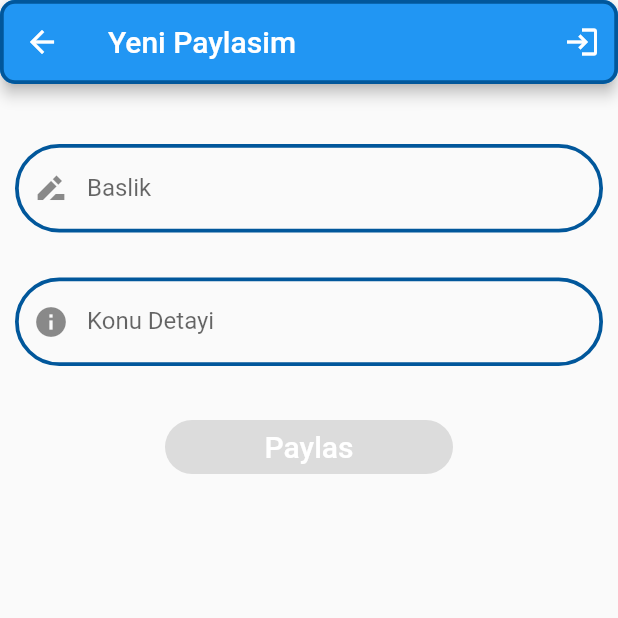
After one commit to erenmalkoc/app-jam-f9, a Flutter app: the AddNewPost screen opened directly, on a phone screen of 412 x 824 dp, the top half of it. The commit adds this screen. Run offline on Flutter 3.47's test engine with Material 2 defaults, Android fonts, the phone set to English and light mode, and no system bars; our stand-ins replace cloud_firestore, firebase_auth, firebase_core, google_fonts; accounts and stored records are empty; Roboto replaces fonts that are missing (Amaranth).

Commit message:
screen revision

```diff
--- a/lib/main.dart
+++ b/lib/main.dart
@@ -74,10 +74,10 @@ class _MyHomePageState extends State<MyHomePage> {
     return Scaffold(
       appBar: null,
       body: HomePage(),
-      floatingActionButton: FloatingActionButton(
+     floatingActionButton: FloatingActionButton(
         onPressed: AuthRepository().signOut,
         tooltip: 'Increment',
-        child: const Icon(Icons.logout),
+       child: const Icon(Icons.logout),
       ), // This trailing comma makes auto-formatting nicer for build methods.
     );
   }
--- /dev/null
+++ b/lib/screens/new_post.dart
@@ -0,0 +1,127 @@
+import 'package:flutter/material.dart';
+import 'package:google_fonts/google_fonts.dart';
+
+class AddNewPost extends StatefulWidget {
+  const AddNewPost({Key? key}) : super(key: key);
+
+  @override
+  State<AddNewPost> createState() => _AddNewPostState();
+}
+
+class _AddNewPostState extends State<AddNewPost> {
+  @override
+  Widget build(BuildContext context) {
+    return Scaffold(
+
+      appBar: AppBar(title: const Text('Yeni Paylasim'),
+        actions: const <Widget>[
+          IconButton(
+              icon:  Icon(
+                Icons.login,
+                color: Colors.white,
+              ),
+              onPressed: null
+          )
+        ],
+        shape:  OutlineInputBorder(
+            borderSide: const BorderSide(color :Color(0XFF01579B),width:2.5),
+            borderRadius: BorderRadius.circular(10)
+        ),
+      ),
+      resizeToAvoidBottomInset: false,
+      body: Container(
+        margin: const EdgeInsets.all(10),
+
+        child: Form(
+          child: Center(
+              child: Form(
+                child: Column(
+                  mainAxisAlignment: MainAxisAlignment.start,
+                  children: [
+
+                    const SizedBox(height: 30),
+                    TextFormField(
+                      autovalidateMode: AutovalidateMode.onUserInteraction,
+                      enableSuggestions: true,
+                      decoration: InputDecoration(
+                        prefixIcon: const Icon(Icons.drive_file_rename_outline_sharp),
+                        enabledBorder: OutlineInputBorder(
+                            borderSide: const BorderSide(color :Color(0XFF01579B),width:2.5),
+                            borderRadius: BorderRadius.circular(30)
+                        ),
+                        focusedBorder: OutlineInputBorder(
+                            borderSide: const BorderSide(color: Color(0XFF01579B),width: 2),
+                            borderRadius: BorderRadius.circular(30)
+                        ),
+                        errorBorder: OutlineInputBorder(
+                            borderSide: const BorderSide(color: Color(0XFF01579B),width: 2),
+                            borderRadius: BorderRadius.circular(30)
+                        ),
+                        focusedErrorBorder: const OutlineInputBorder(
+                          borderSide: BorderSide(color: Color(0XFF01579B),width: 2),
+
+                        ),
+                        labelText: 'Baslik',
+                      ),
+
+                    ),
+                    const SizedBox(height: 30),
+                    TextFormField(
+                      autovalidateMode: AutovalidateMode.onUserInteraction,
+                      enableSuggestions: true,
+                      decoration: InputDecoration(
+                        prefixIcon: const Icon(Icons.info),
+                        enabledBorder: OutlineInputBorder(
+                            borderSide: const BorderSide(color :Color(0XFF01579B),width:2.5),
+                            borderRadius: BorderRadius.circular(30)
+                        ),
+                        focusedBorder: OutlineInputBorder(
+                            borderSide: const BorderSide(color: Color(0XFF01579B),width: 2),
+                            borderRadius: BorderRadius.circular(30)
+                        ),
+                        errorBorder: OutlineInputBorder(
+                            borderSide: const BorderSide(color: Color(0XFF01579B),width: 2),
+                            borderRadius: BorderRadius.circular(30)
+                        ),
+                        focusedErrorBorder: const OutlineInputBorder(
+                          borderSide: BorderSide(color: Color(0XFF01579B),width: 2),
+
+                        ),
+                        labelText: 'Konu Detayi'
+
+                      ),
+
+
+                    ),
+
+                    const SizedBox(height: 30),
+                    Container(
+                      width: double.infinity,
+                      child: Container(
+                        margin: const EdgeInsets.only(right: 100,left: 100),
+                        child: Expanded(
+                          child: ElevatedButton(
+                            style: ElevatedButton.styleFrom(
+                              backgroundColor: const Color(0XFF01579B),
+                              shape: RoundedRectangleBorder(
+                                borderRadius: BorderRadius.circular(30.0),
+                              ),
+                            ),
+                            onPressed: null,
+                            child: Text(
+                              'Paylas',
+                              style: GoogleFonts.amaranth(color: Colors.white, fontSize: 20),
+                            ),
+                          ),
+                        ),
+                      ),
+                    )
+                  ],
+                ),
+              )),
+
+        ),
+      ),
+    );
+  }
+}
--- a/lib/screens/register.dart
+++ b/lib/screens/register.dart
@@ -38,7 +38,7 @@ class _RegisterState extends State<Register> {
     print(AuthRepository().getCurrentUser());
     return Scaffold(
       appBar: AppBar(
-        backgroundColor:Color(0XFF01579B),
+        backgroundColor:const Color(0XFF01579B),
         centerTitle: true,
         title: Text(
           'Register',
@@ -62,7 +62,7 @@ class _RegisterState extends State<Register> {
                 children: [
                   Text(
                     'Sign up to continue',
-                    style: GoogleFonts.amaranth(color :Color(0XFF01579B), fontSize: 30),
+                    style: GoogleFonts.amaranth(color :const Color(0XFF01579B), fontSize: 30),
                   ),
                   const SizedBox(height: 30),
                   TextFormField(
@@ -171,7 +171,7 @@ class _RegisterState extends State<Register> {
                   Container(
                     width: double.infinity,
                     child: Container(
-                      margin: EdgeInsets.only(right: 100,left: 100),
+                      margin: cosnt EdgeInsets.only(right: 100,left: 100),
                       child: Expanded(
                         child: ElevatedButton(
                           style: ElevatedButton.styleFrom(
```
Also changed, not shown: lib/screens/homepage.dart (+32 -10 lines), lib/screens/post.dart (added, +32 -0 lines), lib/screens/user_profile.dart (added, +33 -0 lines).
